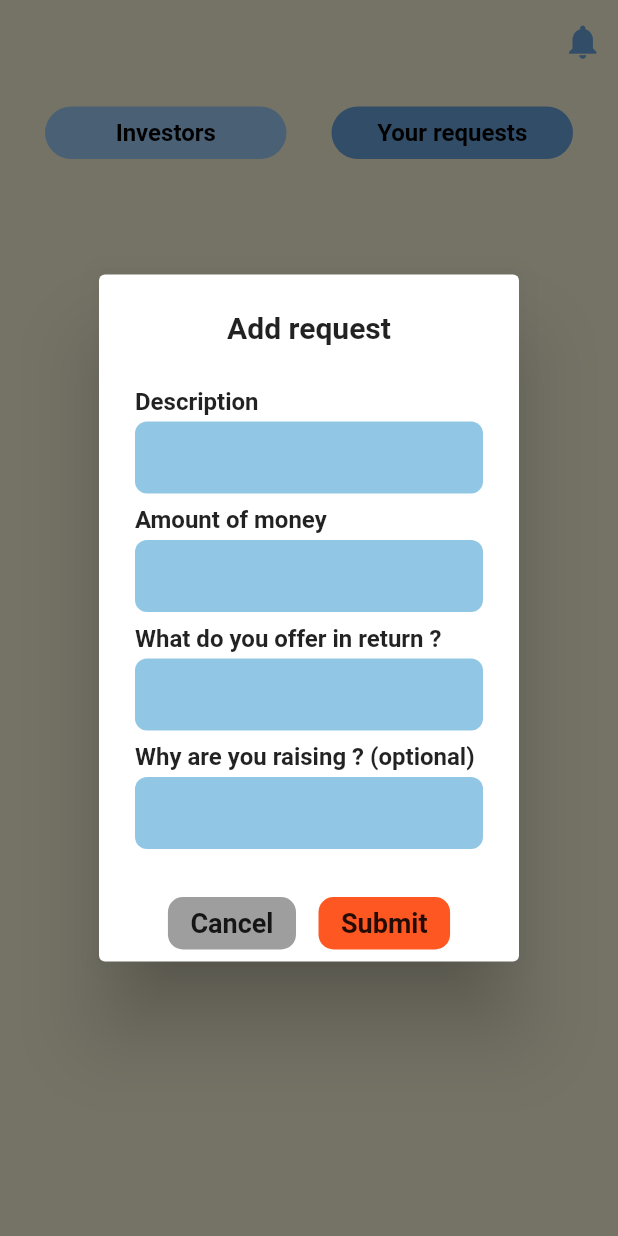
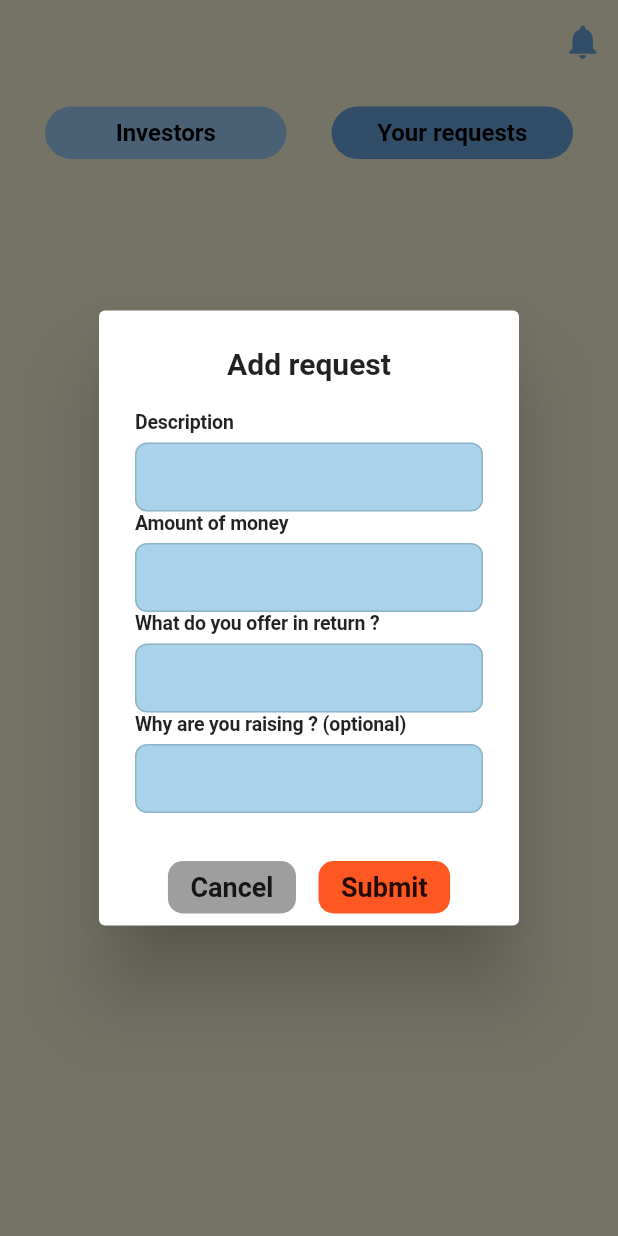
Before and after one commit to poulaLabib/Depi-Graduation-Project, a Flutter app: the EntrepreneurHomeScreen screen opened directly, after a tap on "Your requests", after a tap on "Add request", on a phone screen of 412 x 824 dp. Run offline on Flutter 3.47's test engine with Material 3 defaults, Android fonts, the phone set to English and light mode, and no system bars; our stand-ins replace bloc, cloud_firestore, firebase_auth, firebase_core, flutter_bloc, google_fonts and 3 more; missing offline and left inert: auto_text_resizer; accounts and stored records are empty; network calls fail.

Commit message:
Initial commit

```diff
--- a/lib/bloc/request_screen/request_screen_bloc.dart
+++ b/lib/bloc/request_screen/request_screen_bloc.dart
@@ -33,7 +33,7 @@ class RequestScreenBloc extends Bloc<RequestScreenEvent, RequestScreenState> {
         'submittedAt': req.submittedAt,
       };
       await request.updateRequest(
-        uid: req.uid,
+        requestId: req.uid,
         updatedData: updatedRequest,
       );
       emit(DisplayingRequest(request: req));
--- a/lib/custom widgets/entrepreneur_profile_textfield.dart
+++ b/lib/custom widgets/entrepreneur_profile_textfield.dart
@@ -1,45 +1,62 @@
 import 'package:flutter/material.dart';
+import 'package:google_fonts/google_fonts.dart';
+
 class EntrepreneurProfileTextfield extends StatelessWidget {
   final String title;
   final TextEditingController controller;
+  final String? Function(String?)? validator;
+  final TextInputType keyboardType;
 
   const EntrepreneurProfileTextfield({
     super.key,
     required this.title,
     required this.controller,
+    this.validator,
+    this.keyboardType = TextInputType.text,
   });
 
   @override
   Widget build(BuildContext context) {
-    return Container(
-      margin: const EdgeInsets.only(top: 8),
-      child: Column(
+    final inputField = TextFormField(
+      controller: controller,
+      validator: validator,
+      keyboardType: keyboardType,
+      style: GoogleFonts.roboto(
+        color: Colors.black,
+        fontWeight: FontWeight.w500,
+        fontSize: 14,
+
+      ),
+      decoration: const InputDecoration(
+        border: InputBorder.none,
+        contentPadding: EdgeInsets.zero,
+        isDense: true,
+      ),
+    );
+
+    return Column(
+      spacing: 6,
       crossAxisAlignment: CrossAxisAlignment.start,
       children: [
         Text(
           title,
-            style: const TextStyle(
-              fontWeight: FontWeight.bold,
-              fontSize: 16,
+          style: GoogleFonts.roboto(
+            fontWeight: FontWeight.w600,
+            fontSize: 13,
+            letterSpacing: -0.1,
           ),
         ),
-          const SizedBox(height: 4),
         Container(
+          width: double.infinity,
+          padding: const EdgeInsets.symmetric(vertical: 14, horizontal: 10),
           decoration: BoxDecoration(
-              color: const Color(0xFF91C7E5),
+            color: const Color(0xFF91C7E5).withAlpha(200),
             borderRadius: BorderRadius.circular(8),
+            border: Border.all(color: Colors.black.withAlpha(40), width: 1),
           ),
-            child: TextField(
-              controller: controller,
-              style: const TextStyle(color: Colors.black),
-              decoration: const InputDecoration(
-                contentPadding: EdgeInsets.all(12),
-                border: InputBorder.none,
-              ),
-            ),
+          child: inputField,
         ),
       ],
-      ),
     );
   }
 }
--- a/lib/screens/request_screen_entrepreneurs_view.dart
+++ b/lib/screens/request_screen_entrepreneurs_view.dart
@@ -1,4 +1,4 @@
-import 'package:depi_graduation_project/bloc/home/entrep_home_screen/requests_section/requests_section_bloc.dart';
+// import 'package:depi_graduation_project/bloc/home/entrep_home_screen/requests_section/requests_section_bloc.dart';
 import 'package:depi_graduation_project/bloc/request_screen/request_screen_bloc.dart';
 import 'package:depi_graduation_project/bloc/request_screen/request_screen_event.dart';
 import 'package:depi_graduation_project/bloc/request_screen/request_screen_state.dart';
```
Also changed, not shown: lib/custom widgets/request_card_enrepreneur_view.dart (+9 -17 lines). Lines whose indentation alone changed are shown as unchanged.
